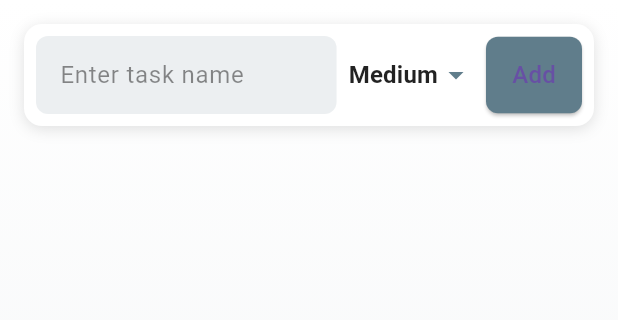
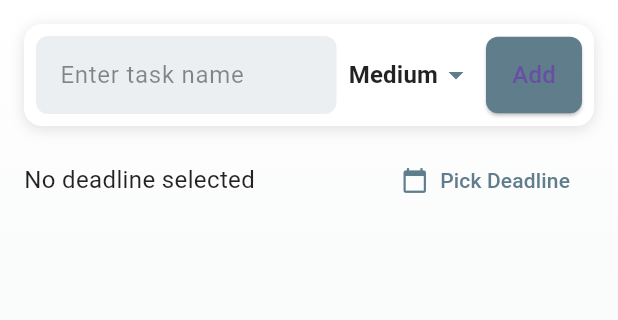
Before and after one commit to mahendrak070/TaskManagerApp, a Flutter app: the screen it shows after launch, on a phone screen of 412 x 824 dp, the part 84-404 px from its top. Run offline on Flutter 3.47's test engine with Material 3 defaults, Android fonts, the phone set to English and light mode, and no system bars.

Commit message:
Added Calendar and Time for task for Deadline

```diff
--- a/lib/main.dart
+++ b/lib/main.dart
@@ -4,12 +4,18 @@ void main() {
   runApp(TaskApp());
 }
 
-/// A simple data model for a task, including name, completion status, and priority.
+/// Updated Task model including an optional deadline.
 class Task {
   String name;
   bool isCompleted;
   String priority;
-  Task({required this.name, this.isCompleted = false, this.priority = 'Medium'});
+  DateTime? deadline;
+  Task({
+    required this.name,
+    this.isCompleted = false,
+    this.priority = 'Medium',
+    this.deadline,
+  });
 }
 
 class TaskApp extends StatelessWidget {
@@ -42,17 +48,23 @@ class _TaskListScreenState extends State<TaskListScreen> {
   List<Task> tasks = [];
   final TextEditingController taskController = TextEditingController();
   String selectedPriority = 'Medium';
+  DateTime? selectedDeadline;
 
-  /// Adds a new task with the selected priority.
+  /// Adds a new task with the selected priority and deadline.
   void addTask() {
     String taskName = taskController.text;
     if (taskName.isNotEmpty) {
       setState(() {
-        tasks.add(Task(name: taskName, priority: selectedPriority));
-        // Sort tasks so that high-priority tasks appear at the top
+        tasks.add(Task(
+          name: taskName,
+          priority: selectedPriority,
+          deadline: selectedDeadline,
+        ));
+        // Sort tasks so that high-priority tasks appear at the top.
         tasks.sort((a, b) => comparePriority(a.priority, b.priority));
       });
       taskController.clear();
+      selectedDeadline = null;
     }
   }
 
@@ -74,6 +86,37 @@ class _TaskListScreenState extends State<TaskListScreen> {
     setState(() {
       tasks.removeAt(index);
     });
+  }
+
+  /// Opens a date and time picker to set a deadline.
+  Future<void> _pickDeadline() async {
+    DateTime now = DateTime.now();
+    DateTime? date = await showDatePicker(
+      context: context,
+      initialDate: now,
+      firstDate: now,
+      lastDate: DateTime(2100),
+    );
+    if (date != null) {
+      TimeOfDay? time = await showTimePicker(
+        context: context,
+        initialTime: TimeOfDay.fromDateTime(now),
+      );
+      if (time != null) {
+        final DateTime deadline = DateTime(date.year, date.month, date.day, time.hour, time.minute);
+        setState(() {
+          selectedDeadline = deadline;
+        });
+      }
+    }
+  }
+
+  /// Formats the deadline date and time.
+  String _formatDeadline(DateTime dt) {
+    final hour = dt.hour % 12 == 0 ? 12 : dt.hour % 12;
+    final minute = dt.minute.toString().padLeft(2, '0');
+    final period = dt.hour >= 12 ? "PM" : "AM";
+    return "${dt.month}/${dt.day}/${dt.year} $hour:$minute $period";
   }
 
   @override
@@ -105,7 +148,14 @@ class _TaskListScreenState extends State<TaskListScreen> {
             fontWeight: FontWeight.w600,
           ),
         ),
-        subtitle: Text("Priority: ${task.priority}", style: TextStyle(color: Colors.black54)),
+        subtitle: Column(
+          crossAxisAlignment: CrossAxisAlignment.start,
+          children: [
+            Text("Priority: ${task.priority}", style: TextStyle(color: Colors.black54)),
+            if (task.deadline != null)
+              Text("Deadline: ${_formatDeadline(task.deadline!)}", style: TextStyle(color: Colors.black54)),
+          ],
+        ),
         trailing: IconButton(
           icon: Icon(Icons.delete, color: Colors.redAccent),
           onPressed: () => deleteTask(index),
@@ -207,6 +257,25 @@ class _TaskListScreenState extends State<TaskListScreen> {
                 ],
               ),
             ),
+            SizedBox(height: 12.0),
+            // Deadline selection row.
+            Row(
+              children: [
+                Expanded(
+                  child: Text(
+                    selectedDeadline != null
+                        ? "Deadline: ${_formatDeadline(selectedDeadline!)}"
+                        : "No deadline selected",
+                    style: TextStyle(fontSize: 16, color: Colors.black87),
+                  ),
+                ),
+                TextButton.icon(
+                  onPressed: _pickDeadline,
+                  icon: Icon(Icons.calendar_today, color: Colors.blueGrey),
+                  label: Text("Pick Deadline", style: TextStyle(color: Colors.blueGrey)),
+                ),
+              ],
+            ),
             SizedBox(height: 20.0),
             // Expanded ListView with smooth scrolling behavior.
             Expanded(
@@ -230,7 +299,6 @@ class _TaskListScreenState extends State<TaskListScreen> {
 class BouncingScrollBehavior extends ScrollBehavior {
   @override
   Widget buildOverscrollIndicator(BuildContext context, Widget child, ScrollableDetails details) {
-    // Returning child without any overscroll indicator.
     return child;
   }
 }
```
